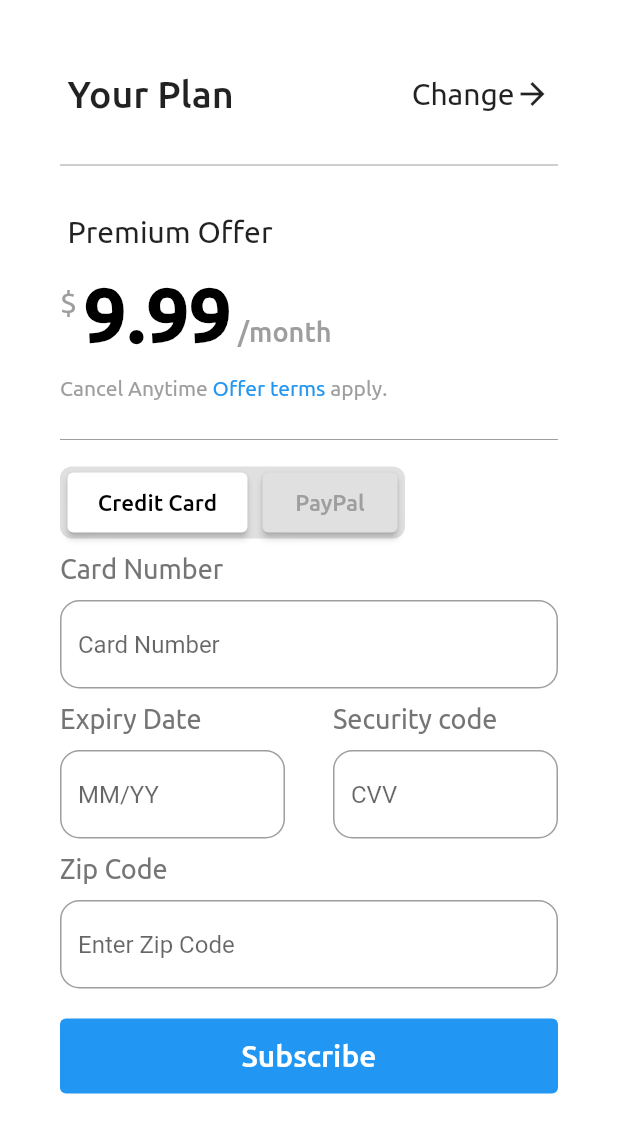
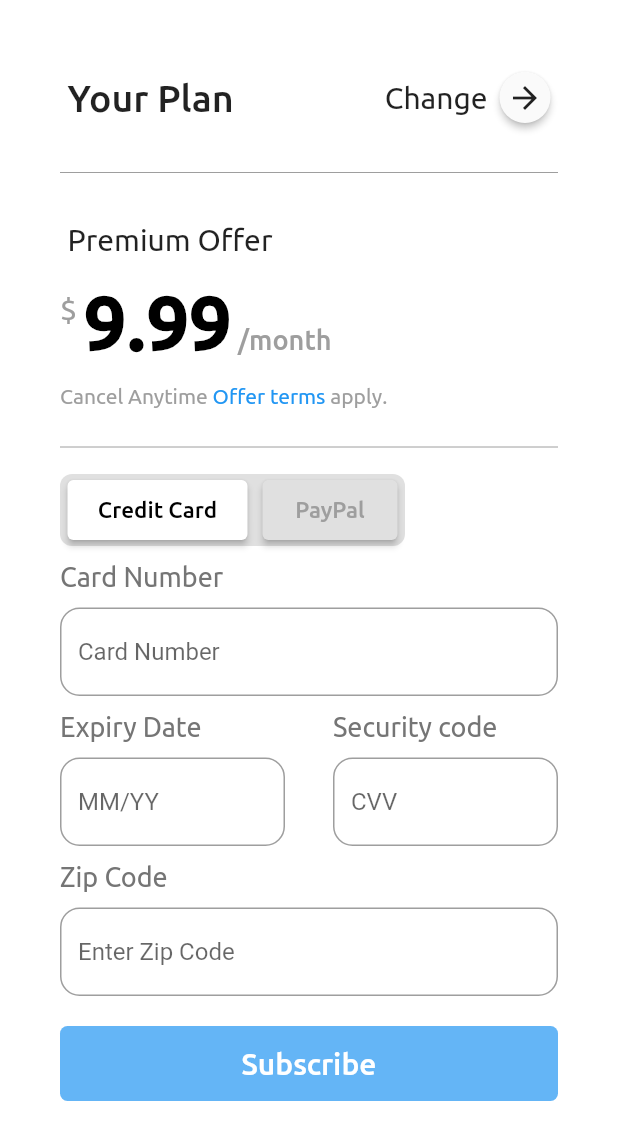
Before and after one commit to shivhub09/App_Dev_1, a Flutter app: the screen it shows after launch, on a phone screen of 412 x 824 dp. Shown: the top 1140 px of the screen. Run offline on Flutter 3.47's test engine with Material 2 defaults, Android fonts, the phone set to English and light mode, and no system bars; project files that could hold a hidden picture were left out.

Commit message:
second commit

```diff
--- a/lib/main.dart
+++ b/lib/main.dart
@@ -25,17 +25,21 @@ class Home extends StatefulWidget {
 }
 
 class _HomeState extends State<Home> {
+  TextEditingController CardNumberController = TextEditingController();
+  TextEditingController ExpiryDateController = TextEditingController();
+  TextEditingController SecurityCodeController = TextEditingController();
+  TextEditingController ZipCodeController = TextEditingController();
+
   @override
   Widget build(BuildContext context) {
     return Scaffold(
-      resizeToAvoidBottomInset: false,
       appBar: AppBar(
-        toolbarHeight: 0,
         backgroundColor: Colors.white,
-        elevation: 0,
+        toolbarHeight: 0.0,
       ),
       backgroundColor: const Color.fromARGB(240, 255, 255, 255),
-      body: Container(
+      body: SingleChildScrollView(
+        child: Container(
           margin: const EdgeInsets.all(15.0),
           padding: const EdgeInsets.fromLTRB(15, 0, 15, 0),
           decoration: const BoxDecoration(
@@ -46,11 +50,11 @@ class _HomeState extends State<Home> {
             children: <Widget>[
               // ignore: avoid_unnecessary_containers
               Container(
-              margin: const EdgeInsets.all(15.0),
+                margin: EdgeInsets.all(15.0),
                 child: Padding(
                   padding: EdgeInsets.fromLTRB(0, 18, 0, 10),
                   child: Row(
-                  children: const <Widget>[
+                    children: <Widget>[
                       Expanded(
                         child: Text(
                           'Your Plan',
@@ -72,7 +76,30 @@ class _HomeState extends State<Home> {
                           textAlign: TextAlign.right,
                         ),
                       ),
-                    Icon(Icons.arrow_forward),
+                      InkWell(
+                        onTap: () {
+                          setState(() {
+                            CardNumberController.clear();
+                            ExpiryDateController.clear();
+                            SecurityCodeController.clear();
+                            ZipCodeController.clear();
+                          });
+                        },
+                        child: Padding(
+                          padding: EdgeInsets.fromLTRB(8, 0, 0, 0),
+                          child: Material(
+                            shape: CircleBorder(),
+                            elevation: 2.0,
+                            child: Container(
+                              padding: EdgeInsets.all(5.0),
+                              // ignore: sort_child_properties_last
+                              decoration: BoxDecoration(
+                                  borderRadius: BorderRadius.circular(20)),
+                              child: Icon(Icons.arrow_forward),
+                            ),
+                          ),
+                        ),
+                      ),
                     ],
                   ),
                 ),
@@ -142,7 +169,8 @@ class _HomeState extends State<Home> {
                                 fontFamily: "Ubuntu",
                                 fontSize: 18,
                                 color: Colors.grey,
-                                fontWeight: FontWeight.w500))
+                                fontWeight: FontWeight.w500),
+                          )
                         ],
                       ),
                     ),
@@ -151,7 +179,6 @@ class _HomeState extends State<Home> {
               ),
 
               Container(
-
                 padding: const EdgeInsets.fromLTRB(0, 0, 0, 10),
                 margin: const EdgeInsets.fromLTRB(10, 0, 0, 0),
                 child: Row(
@@ -224,7 +251,7 @@ class _HomeState extends State<Home> {
                               SizedBox(
                                 width: 90,
                                 height: 40,
-                              child: ElevatedButton(
+                                child: TextButton(
                                   // ignore: sort_child_properties_last
                                   child: Text(
                                     "PayPal",
@@ -267,6 +294,7 @@ class _HomeState extends State<Home> {
                           ),
                         )),
                     TextField(
+                      controller: CardNumberController,
                       decoration: InputDecoration(
                         border: OutlineInputBorder(
                           borderRadius: BorderRadius.circular(13.0),
@@ -300,11 +328,13 @@ class _HomeState extends State<Home> {
                               SizedBox(
                                 width: 150,
                                 child: TextField(
+                                  controller: ExpiryDateController,
                                   decoration: InputDecoration(
                                     border: OutlineInputBorder(
                                       borderRadius: BorderRadius.circular(13.0),
                                       borderSide: BorderSide(
-                                      color: Color.fromARGB(240, 255, 255, 255),
+                                        color:
+                                            Color.fromARGB(240, 255, 255, 255),
                                       ),
                                     ),
                                     hintText: 'MM/YY',
@@ -330,11 +360,13 @@ class _HomeState extends State<Home> {
                               SizedBox(
                                 width: 150,
                                 child: TextField(
+                                  controller: SecurityCodeController,
                                   decoration: InputDecoration(
                                     border: OutlineInputBorder(
                                       borderRadius: BorderRadius.circular(13.0),
                                       borderSide: BorderSide(
-                                      color: Color.fromARGB(240, 255, 255, 255),
+                                        color:
+                                            Color.fromARGB(240, 255, 255, 255),
                                       ),
                                     ),
                                     hintText: 'CVV',
@@ -362,6 +394,7 @@ class _HomeState extends State<Home> {
                       ),
                     ),
                     TextField(
+                      controller: ZipCodeController,
                       decoration: InputDecoration(
                         border: OutlineInputBorder(
                           borderRadius: BorderRadius.circular(13.0),
@@ -373,21 +406,26 @@ class _HomeState extends State<Home> {
                       ),
                     ),
                     Padding(
-                    padding: EdgeInsets.fromLTRB(0, 20, 0, 0),
+                      padding: EdgeInsets.fromLTRB(0, 20, 0, 20),
+                      child: Container(
+                          height: 50,
+                          width: 350,
+                          decoration: BoxDecoration(
+                            color: Colors.blue[300],
+                            borderRadius: BorderRadius.circular(5),
+                          ),
                           child: TextButton(
-                      style: TextButton.styleFrom(
-                          backgroundColor: Colors.blue,
-                          minimumSize: Size.fromHeight(50)),
+                            onPressed: () {},
+                            child: Center(
                               child: Text(
                                 "Subscribe",
                                 style: TextStyle(
                                     color: Colors.white,
                                     fontFamily: "Ubuntu",
-                          fontSize: 20.0
+                                    fontSize: 20.0),
                               ),
                             ),
-                      onPressed: () {},
-                    ),
+                          )),
                     ),
                   ],
                 ),
@@ -395,6 +433,7 @@ class _HomeState extends State<Home> {
             ],
           ),
         ),
+      ),
     );
   }
 }
```
Lines whose indentation alone changed are shown as unchanged.
